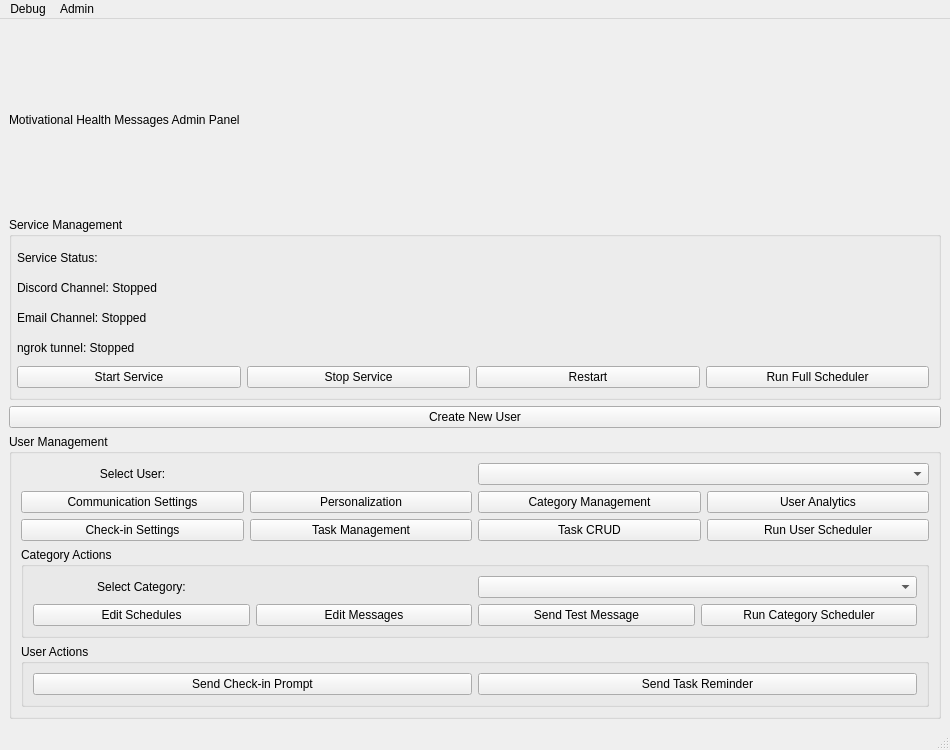
This is ui/designs/admin_panel.ui in Jacfogel/MHM as Qt 5 draws it before an edit. The edited form follows.
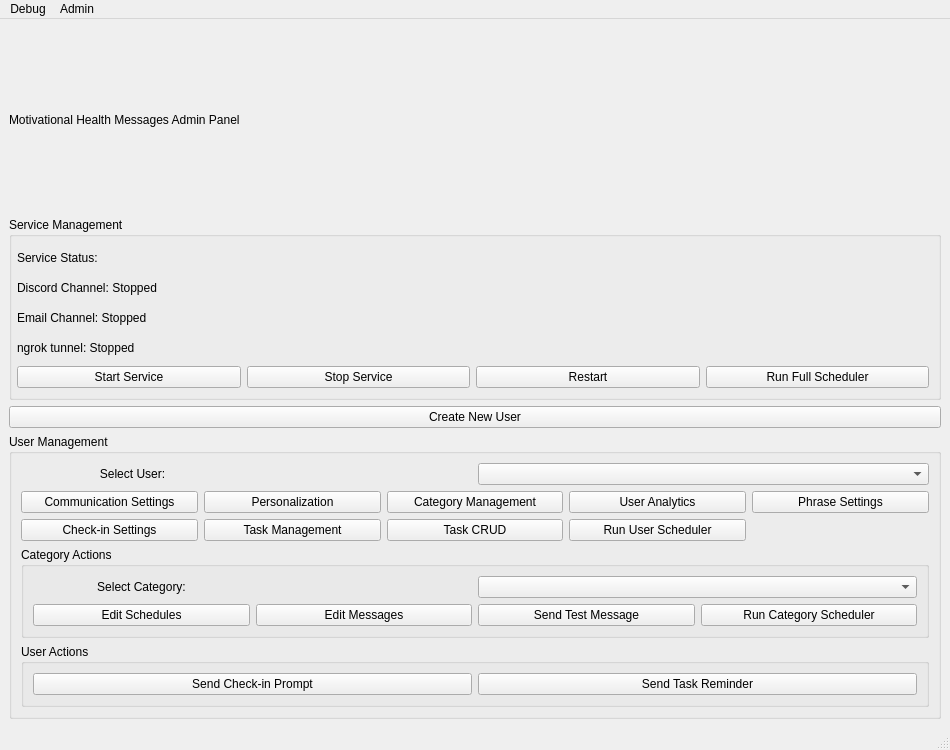
This is the edited form.

```diff
--- a/ui/designs/admin_panel.ui
+++ b/ui/designs/admin_panel.ui
@@ -186,6 +186,13 @@
               </property>
              </widget>
             </item>
+            <item row="0" column="4">
+             <widget class="QPushButton" name="pushButton_phrase_settings">
+              <property name="text">
+               <string>Phrase Settings</string>
+              </property>
+             </widget>
+            </item>
             <item row="1" column="0">
              <widget class="QPushButton" name="pushButton_checkin_settings">
               <property name="text">
```
